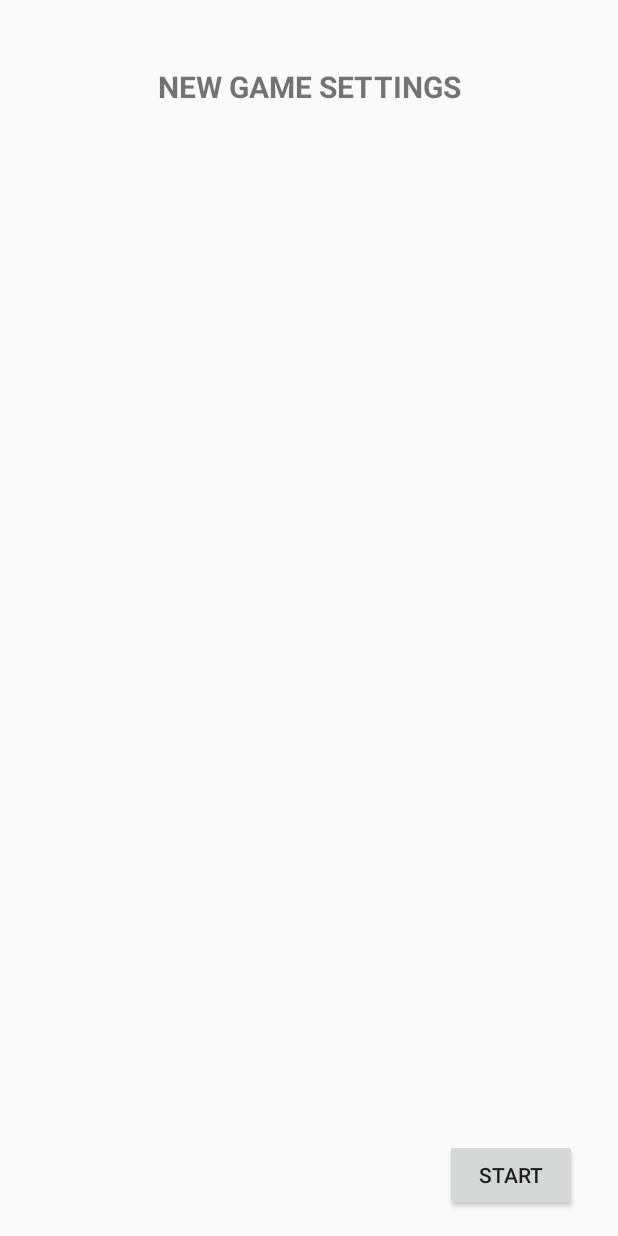
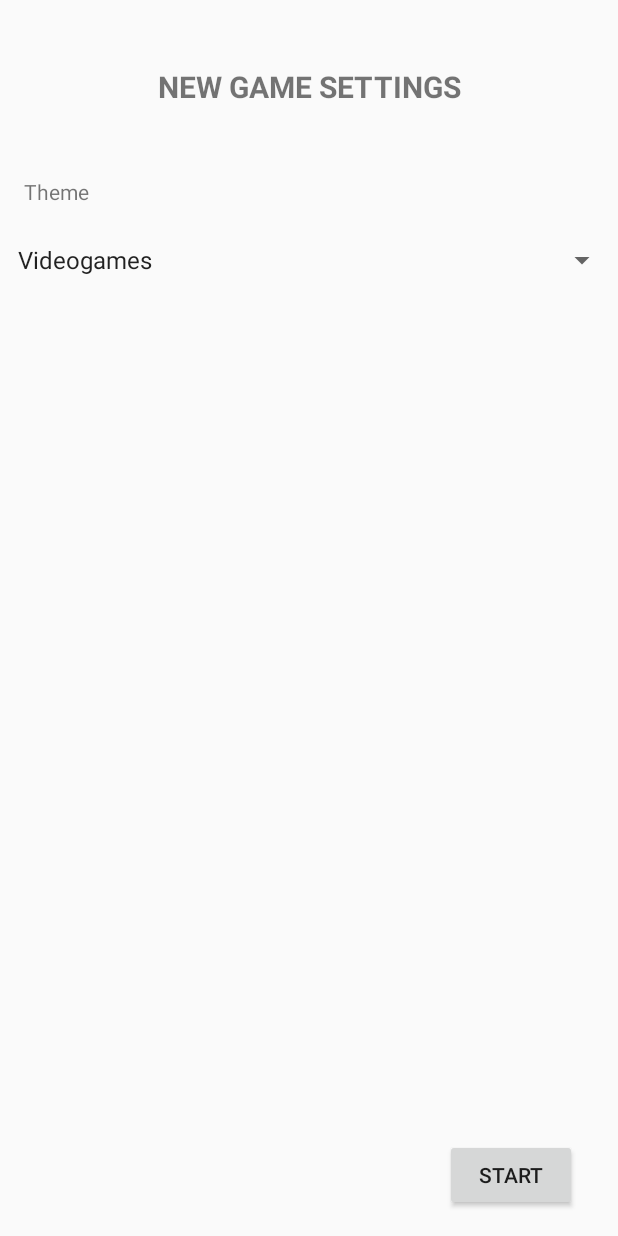
Before and after one commit to Expiate/KaizAsks, an Android app: the NewGameSettingsActivity screen opened directly, with no data from a screen before it, on a phone screen of 412 x 824 dp. Run offline under Robolectric (Android 15) with nearby library versions, the phone set to English and light mode, and no system bars.

Commit message:
Added arrays.xml on resources. Setting up the NewGameSettings Interface.

```diff
--- a/app/src/main/java/com/expiate/kaizasks/GameActivity.java
+++ b/app/src/main/java/com/expiate/kaizasks/GameActivity.java
@@ -30,6 +30,7 @@ public class GameActivity extends AppCompatActivity {
         strings.add("Answer2");
         strings.add("Answer3");
         strings.add("Answer4");
+        strings.add("1");
         data.put("1", strings);
         questionsFragmentSetup(data);
     }
--- a/app/src/main/java/com/expiate/kaizasks/NewGameSettingsActivity.java
+++ b/app/src/main/java/com/expiate/kaizasks/NewGameSettingsActivity.java
@@ -6,11 +6,14 @@ import android.content.Context;
 import android.content.Intent;
 import android.os.Bundle;
 import android.view.View;
+import android.widget.ArrayAdapter;
 import android.widget.Button;
+import android.widget.Spinner;
 
 public class NewGameSettingsActivity extends AppCompatActivity {
 
     private Button startNewGame;
+    private Spinner themeSpinner;
     private Context context = this;
 
     @Override
@@ -20,7 +23,9 @@ public class NewGameSettingsActivity extends AppCompatActivity {
 
         // Get UI ID's
         startNewGame = findViewById(R.id.startNewGameButton);
+        themeSpinner = findViewById(R.id.themeSpinner);
 
+        // Listeners
         startNewGame.setOnClickListener(new View.OnClickListener() {
             @Override
             public void onClick(View v) {
@@ -28,5 +33,11 @@ public class NewGameSettingsActivity extends AppCompatActivity {
                 startActivity(intent);
             }
         });
+
+        // Spinners Adapters
+        ArrayAdapter<CharSequence> adapter = ArrayAdapter.createFromResource(context,
+                R.array.themes, android.R.layout.simple_spinner_item);
+        adapter.setDropDownViewResource(android.R.layout.simple_spinner_dropdown_item);
+        themeSpinner.setAdapter(adapter);
     }
 }
--- a/app/src/main/java/com/expiate/kaizasks/fragments/QuestionsFragment.java
+++ b/app/src/main/java/com/expiate/kaizasks/fragments/QuestionsFragment.java
@@ -37,6 +37,8 @@ public class QuestionsFragment extends Fragment {
     private TextView answer2;
     private TextView answer3;
     private TextView answer4;
+
+    private int correctAnswer;
 
     public QuestionsFragment() {
         // Required empty public constructor
@@ -97,6 +99,7 @@ public class QuestionsFragment extends Fragment {
         answer2.setText(texts.get(2));
         answer3.setText(texts.get(3));
         answer4.setText(texts.get(4));
+        correctAnswer = Integer.parseInt(texts.get(5));
 
     }
 }
--- a/app/src/main/res/layout/activity_new_game_settings.xml
+++ b/app/src/main/res/layout/activity_new_game_settings.xml
@@ -41,6 +41,13 @@
         android:orientation="horizontal"
         app:layout_constraintGuide_percent="0.12" />
 
+    <androidx.constraintlayout.widget.Guideline
+        android:id="@+id/guideline6GameSettings"
+        android:layout_width="wrap_content"
+        android:layout_height="wrap_content"
+        android:orientation="horizontal"
+        app:layout_constraintGuide_percent="0.3" />
+
     <TextView
         android:id="@+id/newGameSettingsTextView"
         android:layout_width="0dp"
@@ -63,4 +70,25 @@
         app:layout_constraintEnd_toStartOf="@+id/guideline2GameSettings"
         app:layout_constraintHorizontal_bias="0.938"
         app:layout_constraintStart_toStartOf="@+id/guideline1GameSettings" />
+
+    <TextView
+        android:id="@+id/themeTextView"
+        android:layout_width="wrap_content"
+        android:layout_height="wrap_content"
+        android:text="@string/theme"
+        app:layout_constraintBottom_toTopOf="@+id/guideline6GameSettings"
+        app:layout_constraintEnd_toStartOf="@+id/guideline2GameSettings"
+        app:layout_constraintHorizontal_bias="0.022"
+        app:layout_constraintStart_toStartOf="@+id/guideline1GameSettings"
+        app:layout_constraintTop_toTopOf="@+id/guideline5GameSettings"
+        app:layout_constraintVertical_bias="0.151" />
+
+    <Spinner
+        android:id="@+id/themeSpinner"
+        android:layout_width="match_parent"
+        android:layout_height="wrap_content"
+        app:layout_constraintBottom_toTopOf="@+id/guideline6GameSettings"
+        app:layout_constraintEnd_toStartOf="@+id/guideline2GameSettings"
+        app:layout_constraintStart_toEndOf="@+id/themeTextView"
+        app:layout_constraintTop_toTopOf="@+id/guideline5GameSettings" />
 </androidx.constraintlayout.widget.ConstraintLayout>
--- /dev/null
+++ b/app/src/main/res/values/arrays.xml
@@ -0,0 +1,14 @@
+<?xml version="1.0" encoding="utf-8"?>
+<resources>
+    <array name="themes">
+        <item>
+            <string>Videogames</string>
+        </item>
+        <item>
+            <string>Pop Culture</string>
+        </item>
+        <item>
+            <string>Cinema</string>
+        </item>
+    </array>
+</resources>
--- a/app/src/main/res/values/strings.xml
+++ b/app/src/main/res/values/strings.xml
@@ -13,4 +13,5 @@
     <string name="hpLabelText">HP</string>
     <string name="newGameSettingsLabel">NEW GAME SETTINGS</string>
     <string name="start">START</string>
+    <string name="theme">Theme</string>
 </resources>
```
